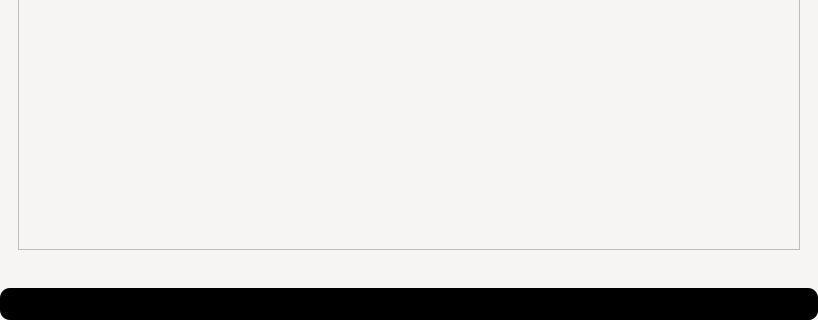
Before: the Qt Designer form mainwindow.ui in Khandakar227/SemTracker---Sp2-project, drawn with Qt 5; both pictures show x 0 to 818 and y 379 to 699 of the 818 by 699 pixel window.
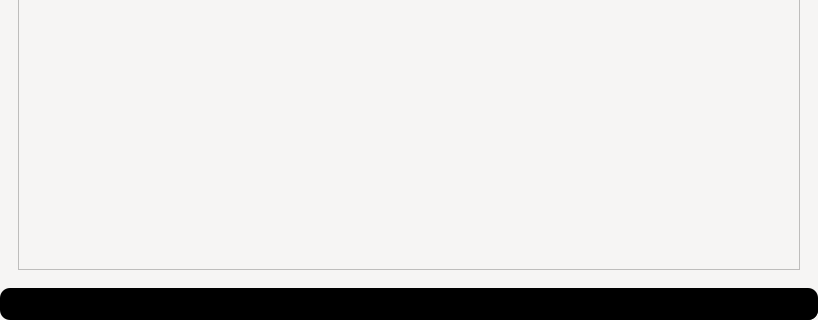
After: the same form once the commit is applied. The open tabs and pages were chosen to show the change. Icons and pictures are not drawn.

Commit message: Test subject button

Diff of the .ui file:
```diff
--- a/mainwindow.ui
+++ b/mainwindow.ui
@@ -30,7 +30,7 @@
 </string>
    </property>
    <layout class="QGridLayout" name="gridLayout">
-    <item row="0" column="1">
+    <item row="0" column="1" alignment="Qt::AlignHCenter|Qt::AlignVCenter">
      <widget class="QStackedWidget" name="mainStackedWidget">
       <property name="sizePolicy">
        <sizepolicy hsizetype="Expanding" vsizetype="Expanding">
@@ -375,8 +375,29 @@
             <rect>
              <x>0</x>
              <y>0</y>
-             <width>16</width>
-             <height>16</height>
+             <width>780</width>
+             <height>580</height>
+            </rect>
+           </property>
+          </widget>
+         </widget>
+        </item>
+       </layout>
+      </widget>
+      <widget class="QWidget" name="test_exam">
+       <layout class="QHBoxLayout" name="horizontalLayout">
+        <item>
+         <widget class="QScrollArea" name="test_exam_scrollArea">
+          <property name="widgetResizable">
+           <bool>true</bool>
+          </property>
+          <widget class="QWidget" name="TestExamContents">
+           <property name="geometry">
+            <rect>
+             <x>0</x>
+             <y>0</y>
+             <width>780</width>
+             <height>580</height>
             </rect>
            </property>
           </widget>
```
Left out of the diff: 6 changed lines with no effect on the pictures. The commit also changes 2 other files.
